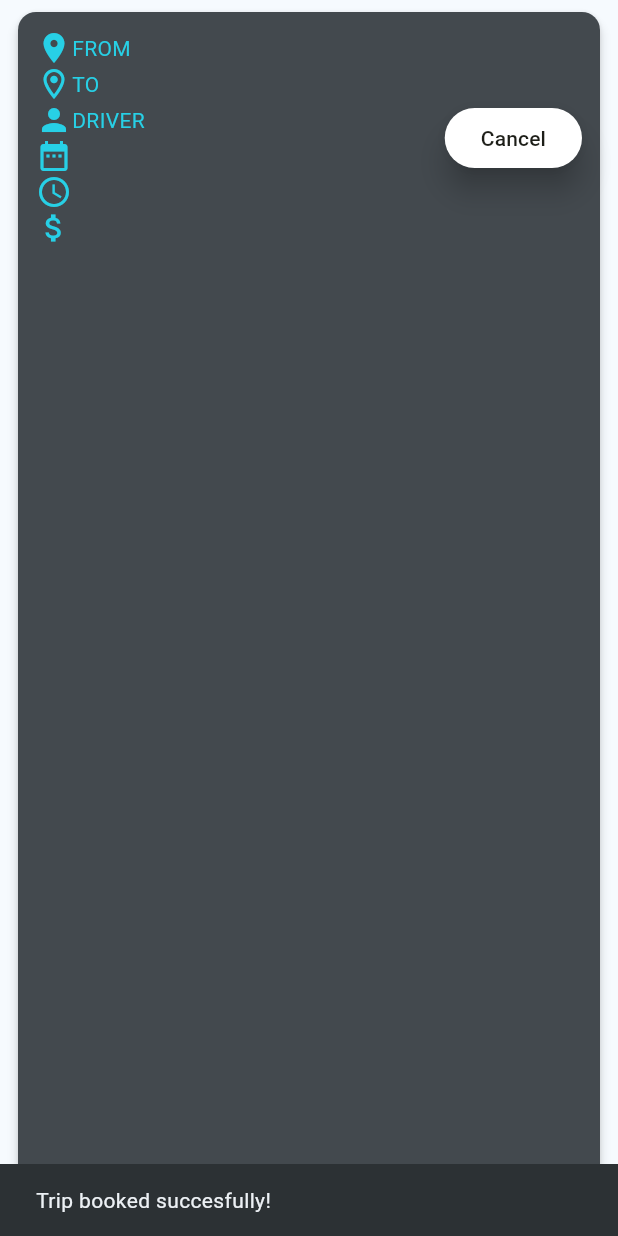
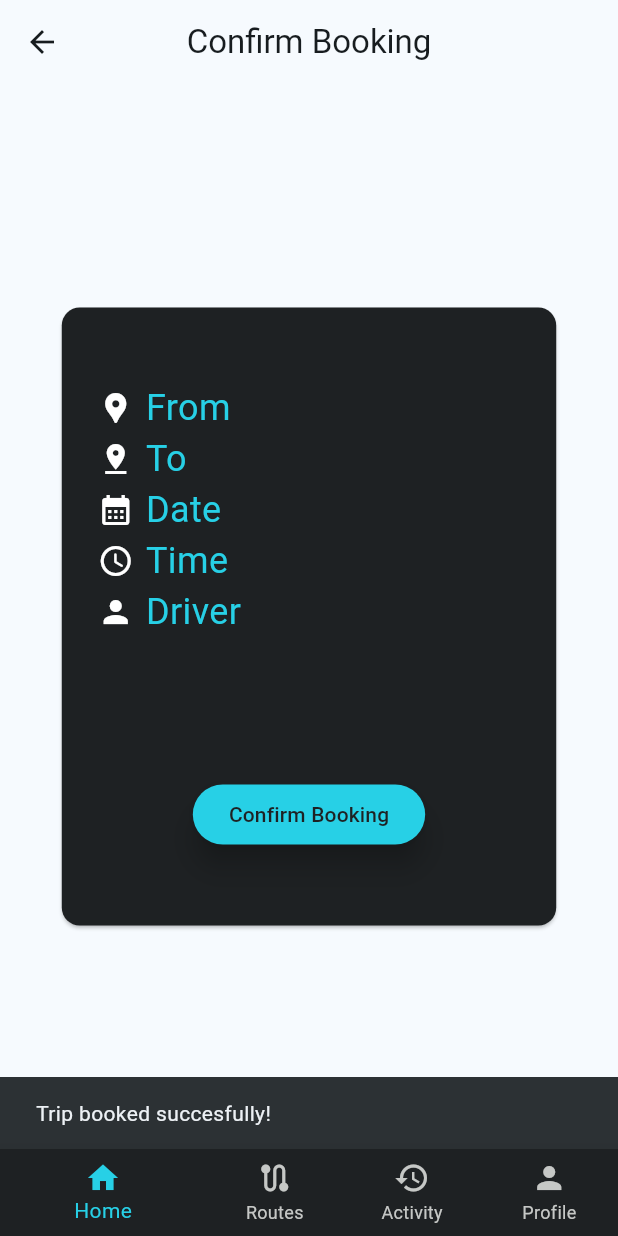
Before and after one commit to M-Abdelmegeed/Blue-Ride, a Flutter app: what availableBookingsCard() shows on an empty page, opened directly with empty values, after a tap on "Book Trip", on a phone screen of 412 x 824 dp. Run offline on Flutter 3.47's test engine with Material 2 defaults, Android fonts, the phone set to English and light mode, and no system bars; our stand-ins replace firebase_auth, firebase_core, flutter_svg, google_maps_flutter; accounts and stored records are empty.

Commit message:
Confirm Booking

```diff
--- a/lib/components/availableBookingsCard.dart
+++ b/lib/components/availableBookingsCard.dart
@@ -66,7 +66,7 @@ class _availableBookingsCardState extends State<availableBookingsCard> {
                               style: const TextStyle(
                                   fontSize: 15,
                                   color: Colors.white,
-                                  fontWeight: FontWeight.bold),
+                                  fontWeight: FontWeight.w300),
                             ),
                           ],
                         ),
@@ -90,7 +90,7 @@ class _availableBookingsCardState extends State<availableBookingsCard> {
                               style: const TextStyle(
                                   fontSize: 15,
                                   color: Colors.white,
-                                  fontWeight: FontWeight.bold),
+                                  fontWeight: FontWeight.w300),
                             ),
                           ],
                         ),
@@ -111,7 +111,7 @@ class _availableBookingsCardState extends State<availableBookingsCard> {
                               style: const TextStyle(
                                   fontSize: 15,
                                   color: Colors.white,
-                                  fontWeight: FontWeight.bold),
+                                  fontWeight: FontWeight.w300),
                             ),
                           ],
                         ),
@@ -132,7 +132,7 @@ class _availableBookingsCardState extends State<availableBookingsCard> {
                               style: const TextStyle(
                                   fontSize: 15,
                                   color: Colors.white,
-                                  fontWeight: FontWeight.bold),
+                                  fontWeight: FontWeight.w300),
                             ),
                           ],
                         ),
@@ -153,7 +153,7 @@ class _availableBookingsCardState extends State<availableBookingsCard> {
                               style: const TextStyle(
                                   fontSize: 15,
                                   color: Colors.white,
-                                  fontWeight: FontWeight.bold),
+                                  fontWeight: FontWeight.w300),
                             ),
                           ],
                         ),
@@ -174,7 +174,7 @@ class _availableBookingsCardState extends State<availableBookingsCard> {
                               style: const TextStyle(
                                   fontSize: 15,
                                   color: Colors.white,
-                                  fontWeight: FontWeight.bold),
+                                  fontWeight: FontWeight.w300),
                             ),
                           ],
                         ),
@@ -192,13 +192,24 @@ class _availableBookingsCardState extends State<availableBookingsCard> {
                               elevation: 8,
                               backgroundColor: isButtonPressed
                                   ? Colors.white
-                                  : AppColors
-                                      .primaryColor, // Change the background color to red
+                                  : AppColors.primaryColor,
                             ),
                             onPressed: () {
                               setState(() {
                                 isButtonPressed = !isButtonPressed;
                                 showToast(context);
+                                if (isButtonPressed) {
+                                  Navigator.pushNamed(
+                                      context, '/confirmBooking',
+                                      arguments: {
+                                        "driver": widget.driver,
+                                        "from": widget.from,
+                                        "to": widget.to,
+                                        "price": widget.price,
+                                        "time": widget.time,
+                                        "date": widget.date
+                                      });
+                                }
                               });
                             },
                             child: Text(
--- /dev/null
+++ b/lib/pages/confirmBooking.dart
@@ -0,0 +1,218 @@
+import 'package:flutter/material.dart';
+import '../style/colors.dart';
+import '../navbar.dart';
+
+class ConfirmBooking extends StatefulWidget {
+  const ConfirmBooking({Key? key}) : super(key: key);
+
+  @override
+  _ConfirmBookingState createState() => _ConfirmBookingState();
+}
+
+class _ConfirmBookingState extends State<ConfirmBooking> {
+  int _currentIndex = 0;
+  Map bookingDetails = {};
+
+  @override
+  Widget build(BuildContext context) {
+    bookingDetails = ModalRoute.of(context)!.settings.arguments as Map;
+    return Scaffold(
+      appBar: AppBar(
+        centerTitle: true,
+        title: Text('Confirm Booking'),
+      ),
+      body: Center(
+        child: Column(
+          mainAxisAlignment: MainAxisAlignment.center,
+          children: [
+            Card(
+              color: AppColors.primaryColor,
+              child: Container(
+                height: MediaQuery.of(context).size.height * 0.5,
+                width: MediaQuery.of(context).size.width * 0.8,
+                child: Padding(
+                  padding: const EdgeInsets.all(24),
+                  child: Column(
+                    mainAxisAlignment: MainAxisAlignment.center,
+                    crossAxisAlignment: CrossAxisAlignment.center,
+                    children: [
+                      Row(
+                        mainAxisAlignment: MainAxisAlignment.start,
+                        children: [
+                          Icon(
+                            Icons.location_pin,
+                            color: Colors.white,
+                            size: 24,
+                          ),
+                          SizedBox(width: 8),
+                          Text(
+                            'From ',
+                            style: TextStyle(
+                                color: AppColors.secondaryColor, fontSize: 24),
+                          ),
+                          Text(
+                            '${bookingDetails['from']}',
+                            style: TextStyle(
+                              fontWeight: FontWeight.w300,
+                              color: Colors.white,
+                              fontSize: 24,
+                            ),
+                          ),
+                        ],
+                      ),
+                      Row(
+                        mainAxisAlignment: MainAxisAlignment.start,
+                        children: [
+                          Icon(
+                            Icons.pin_drop,
+                            color: Colors.white,
+                            size: 24,
+                          ),
+                          SizedBox(width: 8),
+                          Text(
+                            'To ',
+                            style: TextStyle(
+                                color: AppColors.secondaryColor, fontSize: 24),
+                          ),
+                          Text(
+                            '${bookingDetails['to']}',
+                            style: TextStyle(
+                              fontWeight: FontWeight.w300,
+                              color: Colors.white,
+                              fontSize: 24,
+                            ),
+                          ),
+                        ],
+                      ),
+                      Row(
+                        mainAxisAlignment: MainAxisAlignment.start,
+                        children: [
+                          Icon(
+                            Icons.calendar_month,
+                            color: Colors.white,
+                            size: 24,
+                          ),
+                          SizedBox(width: 8),
+                          Text(
+                            'Date ',
+                            style: TextStyle(
+                                color: AppColors.secondaryColor, fontSize: 24),
+                          ),
+                          Text(
+                            '${bookingDetails['date']}',
+                            style: TextStyle(
+                              fontWeight: FontWeight.w300,
+                              color: Colors.white,
+                              fontSize: 24,
+                            ),
+                          ),
+                        ],
+                      ),
+                      Row(
+                        mainAxisAlignment: MainAxisAlignment.start,
+                        children: [
+                          Icon(
+                            Icons.access_time_rounded,
+                            color: Colors.white,
+                            size: 24,
+                          ),
+                          SizedBox(width: 8),
+                          Text(
+                            'Time ',
+                            style: TextStyle(
+                                color: AppColors.secondaryColor, fontSize: 24),
+                          ),
+                          Text(
+                            '${bookingDetails['time']}',
+                            style: TextStyle(
+                              fontWeight: FontWeight.w300,
+                              color: Colors.white,
+                              fontSize: 24,
+                            ),
+                          ),
+                        ],
+                      ),
+                      Row(
+                        mainAxisAlignment: MainAxisAlignment.start,
+                        children: [
+                          Icon(
+                            Icons.person,
+                            color: Colors.white,
+                            size: 24,
+                          ),
+                          SizedBox(width: 8),
+                          Text(
+                            'Driver ',
+                            style: TextStyle(
+                                color: AppColors.secondaryColor, fontSize: 24),
+                          ),
+                          Text(
+                            '${bookingDetails['driver']}',
+                            style: TextStyle(
+                              fontWeight: FontWeight.w300,
+                              color: Colors.white,
+                              fontSize: 24,
+                            ),
+                          ),
+                        ],
+                      ),
+                      SizedBox(
+                        height: 40,
+                      ),
+                      Row(
+                        mainAxisAlignment: MainAxisAlignment.end,
+                        children: [
+                          SizedBox(width: 2),
+                          Text(
+                            '${bookingDetails['price']}',
+                            style: TextStyle(
+                                fontSize: 24,
+                                fontWeight: FontWeight.w600,
+                                color: Colors.white),
+                          ),
+                        ],
+                      ),
+                      SizedBox(height: 20),
+                      ElevatedButton(
+                        style: ElevatedButton.styleFrom(
+                          elevation: 8,
+                          backgroundColor: AppColors.secondaryColor,
+                        ),
+                        onPressed: () {
+                          showToast(context);
+                          Navigator.pushNamed(context, '/availableBookings');
+                        },
+                        child: Text(
+                          'Confirm Booking',
+                          style: TextStyle(color: AppColors.primaryColor),
+                        ),
+                      ),
+                    ],
+                  ),
+                ),
+              ),
+            ),
+          ],
+        ),
+      ),
+      bottomNavigationBar: NavBar(
+        currentIndex: _currentIndex,
+        onTap: (index) {
+          setState(() {
+            _currentIndex = index;
+          });
+        },
+      ),
+    );
+  }
+
+  void showToast(BuildContext context) {
+    final scaffold = ScaffoldMessenger.of(context);
+    scaffold.showSnackBar(
+      SnackBar(
+        content: Text('Booking successfull!'),
+        duration: Duration(seconds: 3),
+      ),
+    );
+  }
+}
--- a/lib/pages/main.dart
+++ b/lib/pages/main.dart
@@ -11,6 +11,7 @@ import './orderHistory.dart';
 import './routes.dart';
 import './landingPage.dart';
 import './availableBookings.dart';
+import './confirmBooking.dart';
 
 Future<void> main() async {
   WidgetsFlutterBinding.ensureInitialized();
@@ -45,7 +46,8 @@ class _MyAppState extends State<MyApp> {
         '/signup': (BuildContext context) => new SignupPage(),
         '/home': (BuildContext context) => new HomePage(),
         '/login': (BuildContext context) => new MyHomePage(title: 'Blue Ride'),
-        '/availableBookings': (BuildContext context) => new availableBookings()
+        '/availableBookings': (BuildContext context) => new availableBookings(),
+        '/confirmBooking': (BuildContext context) => new ConfirmBooking(),
       },
     );
   }
```
